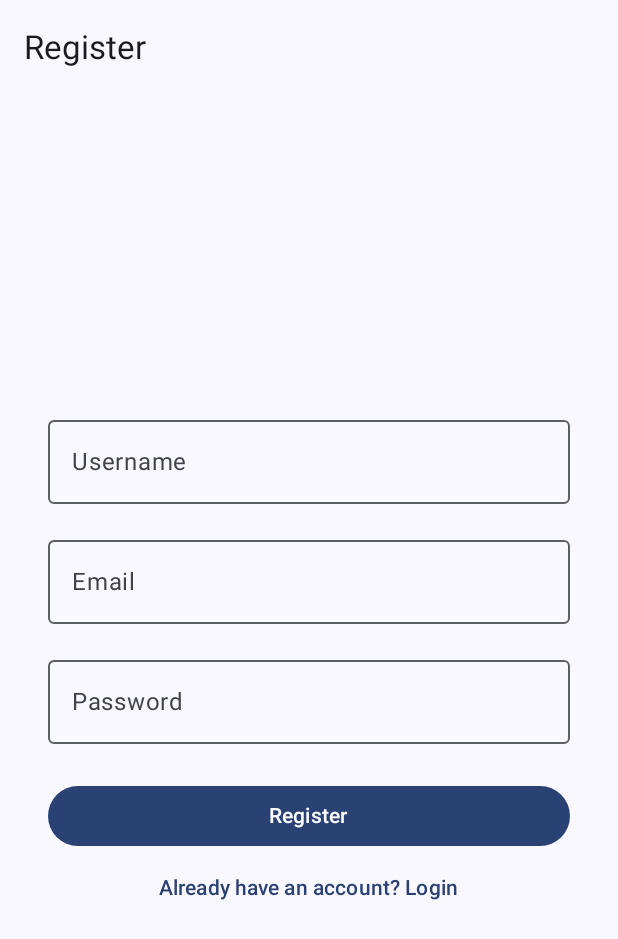
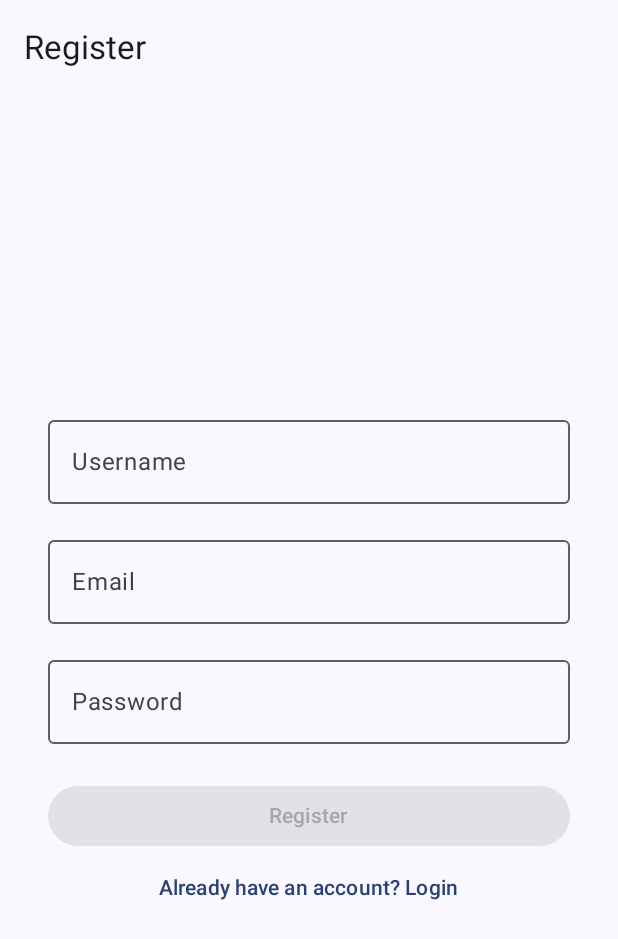
Before and after one commit to tanerizawa/dear, an Android app built with Jetpack Compose: the RegisterScreen screen opened through its navigation route, on a phone screen of 412 x 824 dp. Shown: the top 939 px of the screen. Run offline under Robolectric (Android 15) with nearby library versions, the phone set to English and light mode, and no system bars; our stand-ins replace Dagger/Hilt's generated code, accompanist; libraries missing offline, so code that uses them is left out: com.google.accompanist.navigation.

Commit message:
Validate email before registering

```diff
--- a/app/src/main/java/com/psy/dear/presentation/auth/register/RegisterScreen.kt
+++ b/app/src/main/java/com/psy/dear/presentation/auth/register/RegisterScreen.kt
@@ -7,6 +7,7 @@ import androidx.compose.ui.Alignment
 import androidx.compose.ui.Modifier
 import androidx.compose.ui.unit.dp
 import androidx.hilt.navigation.compose.hiltViewModel
+import android.util.Patterns
 import kotlinx.coroutines.flow.collectLatest
 
 @OptIn(ExperimentalMaterial3Api::class)
@@ -19,6 +20,7 @@ fun RegisterScreen(
     var username by remember { mutableStateOf("") }
     var email by remember { mutableStateOf("") }
     var password by remember { mutableStateOf("") }
+    val isEmailValid by derivedStateOf { Patterns.EMAIL_ADDRESS.matcher(email).matches() }
     val snackbarHostState = remember { SnackbarHostState() }
 
     LaunchedEffect(Unit) {
@@ -45,7 +47,11 @@ fun RegisterScreen(
             Spacer(Modifier.height(16.dp))
             OutlinedTextField(value = password, onValueChange = { password = it }, label = { Text("Password") }, modifier = Modifier.fillMaxWidth())
             Spacer(Modifier.height(24.dp))
-            Button(onClick = { viewModel.register(username, email, password) }, modifier = Modifier.fillMaxWidth()) {
+            Button(
+                onClick = { viewModel.register(username, email, password) },
+                modifier = Modifier.fillMaxWidth(),
+                enabled = isEmailValid
+            ) {
                 Text("Register")
             }
             TextButton(onClick = onBack) {
```
Also changed, not shown: app/src/main/java/com/psy/dear/presentation/auth/register/RegisterViewModel.kt (+8 -0 lines).
